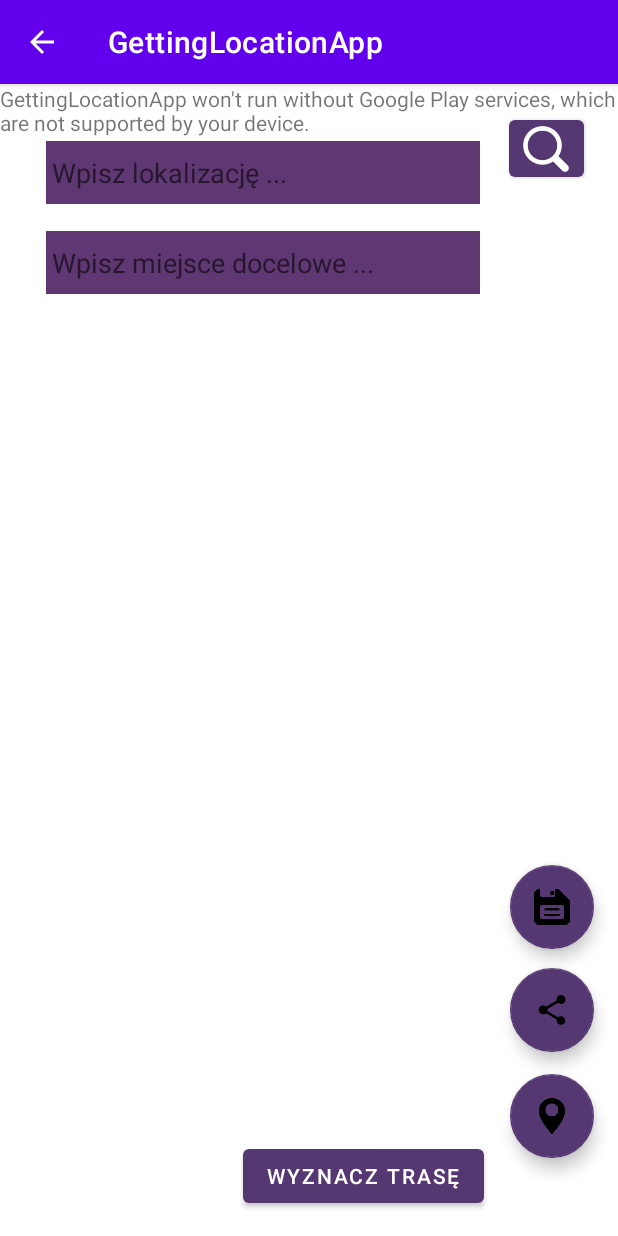
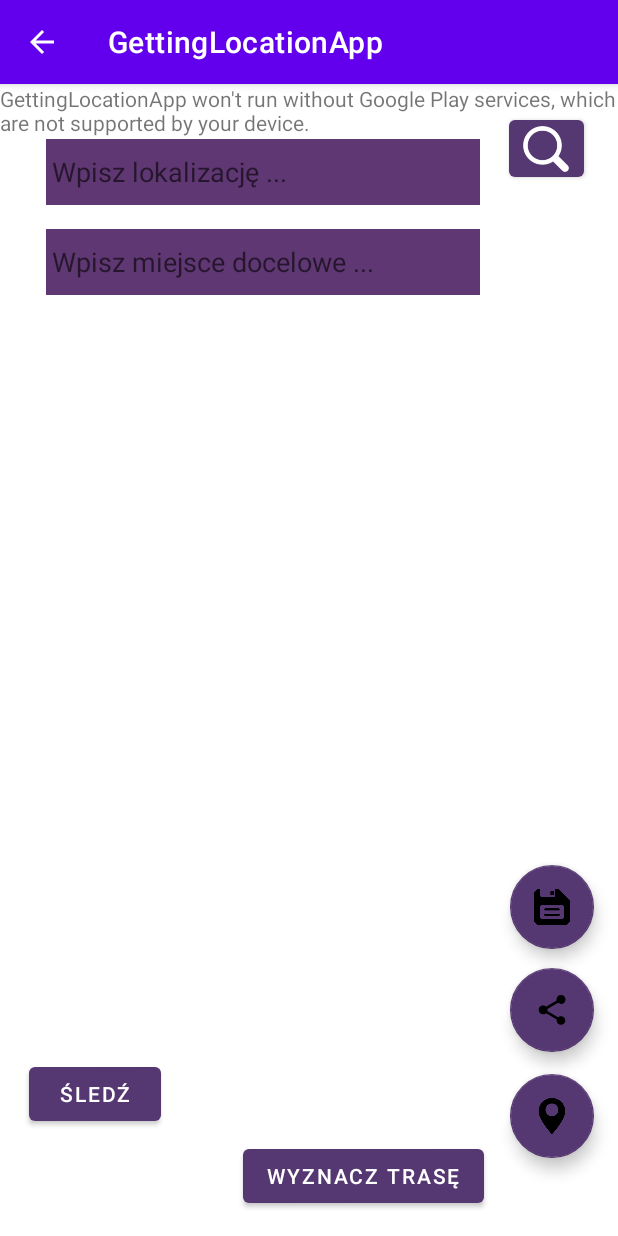
Before and after one commit to Karol-Tokarek/AM-App-Loc, an Android app: the ShowMap screen opened directly, with no data from a screen before it, on a phone screen of 412 x 824 dp. Run offline under Robolectric (Android 15) with nearby library versions, the phone set to English and light mode, and no system bars; libraries missing offline, so code that uses them is left out: com.google.maps.model.

Commit message:
aktualizacja
aktualizacja

```diff
--- a/app/src/main/res/layout/activity_show_map.xml
+++ b/app/src/main/res/layout/activity_show_map.xml
@@ -19,7 +19,7 @@
     <EditText
         android:id="@+id/editTextTextPersonName"
         android:layout_width="293dp"
-        android:layout_height="46dp"
+        android:layout_height="48dp"
         android:layout_marginStart="28dp"
         android:layout_marginTop="19dp"
         android:layout_marginEnd="90dp"
@@ -38,7 +38,7 @@
     <EditText
         android:id="@+id/editTextTextPersonName2"
         android:layout_width="293dp"
-        android:layout_height="46dp"
+        android:layout_height="48dp"
         android:layout_marginStart="28dp"
         android:layout_marginTop="19dp"
         android:layout_marginEnd="90dp"
@@ -127,6 +127,26 @@
         app:rippleColor="@color/black" />
 
     <Button
+        android:id="@+id/button3"
+        android:layout_width="wrap_content"
+        android:layout_height="wrap_content"
+        android:layout_marginStart="500dp"
+        android:layout_marginTop="100dp"
+        android:layout_marginEnd="16dp"
+
+        android:layout_marginBottom="180dp"
+        android:text="ŚLEDŹ"
+        app:backgroundTint="@color/teal_200"
+        app:iconTint="@color/black"
+        app:layout_constraintBottom_toBottomOf="parent"
+        app:layout_constraintEnd_toStartOf="@+id/map"
+        app:layout_constraintHorizontal_bias="0.796"
+        app:layout_constraintStart_toStartOf="parent"
+        app:layout_constraintTop_toBottomOf="@+id/map"
+        app:layout_constraintVertical_bias="0.667"
+        app:rippleColor="@color/black" />
+
+    <Button
         android:id="@+id/button2"
         android:layout_width="50dp"
         android:layout_height="50dp"
@@ -160,8 +180,10 @@
         android:textColor="@color/txt"
         app:layout_constraintBottom_toBottomOf="parent"
         app:layout_constraintEnd_toEndOf="parent"
+        app:layout_constraintHorizontal_bias="1.0"
         app:layout_constraintStart_toStartOf="parent"
-        app:layout_constraintTop_toBottomOf="@+id/map" /><![CDATA[
+        app:layout_constraintTop_toBottomOf="@+id/map"
+        app:layout_constraintVertical_bias="0.548" /><![CDATA[
 
     android:hint="Wpisz lokalizację, którą szukasz"
         android:inputType="textPersonName"
```
Also changed, not shown: app/src/main/java/com/example/gettinglocationapp/ShowMap.java (+47 -15 lines).
